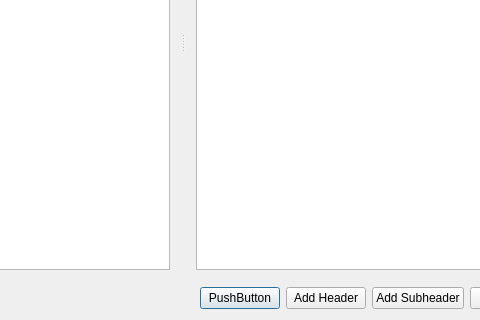
First picture: the form in example/mainform.ui, repository ht-team/ht-prototype, before the edit; both pictures show x 281 to 761 and y 208 to 528 of the 928 by 528 pixel window.
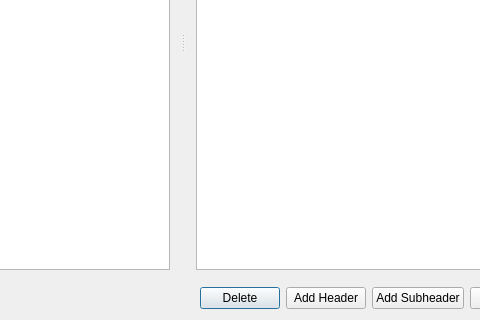
Second picture: the form after the edit.

Commit message: Build issue fixed.

```diff
--- a/example/mainform.ui
+++ b/example/mainform.ui
@@ -106,7 +106,7 @@
      <item>
       <widget class="QPushButton" name="pbDelete">
        <property name="text">
-        <string>PushButton</string>
+        <string>Delete</string>
        </property>
       </widget>
      </item>
```
The commit also changes 1 other file.
